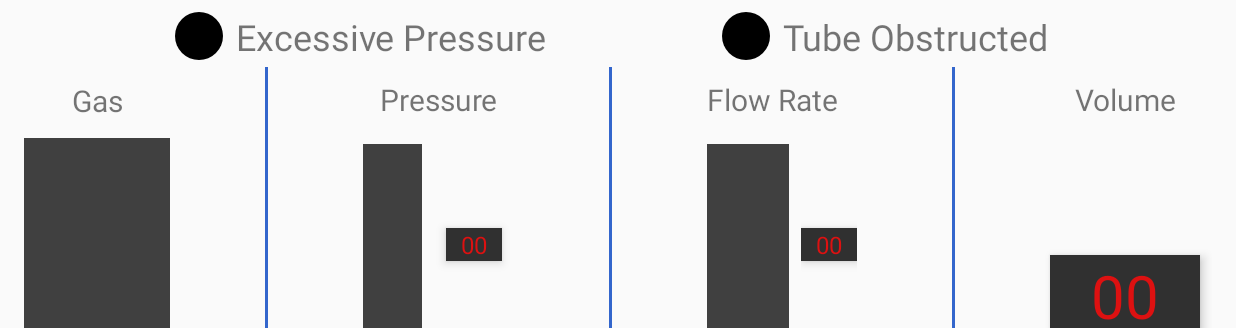
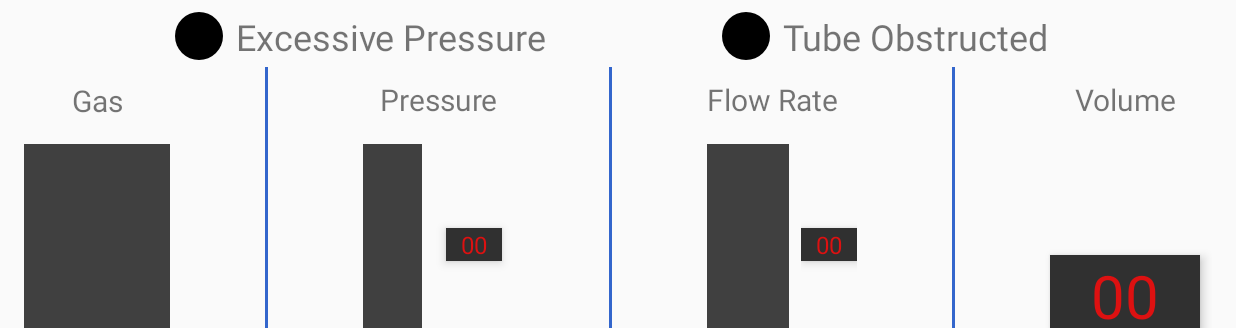
Before and after one commit to petertbdtu/gr09.8-Simulator-til-kirurgisk-traening, an Android app: the fragment InsufflatorFragment placed in its activity, on a phone screen of 824 x 412 dp (held sideways). Shown: the top 328 px of the screen. Run offline under Robolectric (Android 15) with nearby library versions, the phone set to English and light mode, and no system bars; 16 statements that could not run were skipped.

Commit message:
gasmeter aligned med pressure og flow
Signed-off-by: hjaltebaekgaard <32597837+hjaltebaekgaard@users.noreply.github.com>

```diff
--- a/app/src/main/res/layout/fragment_insufflator_mobil_visning.xml
+++ b/app/src/main/res/layout/fragment_insufflator_mobil_visning.xml
@@ -125,9 +125,9 @@
                     android:layout_marginStart="8dp"
                     android:layout_marginTop="8dp"
                     android:layout_marginEnd="8dp"
-                    android:layout_marginBottom="4dp"
+                    android:layout_marginBottom="8dp"
+                    android:gravity="center"
                     android:maxLines="1"
-                    android:gravity="center"
                     android:text="@string/gasforsyningTitel"
                     android:textSize="20sp"
                     app:layout_constraintBottom_toTopOf="@+id/gasforsyningMeter"
```
